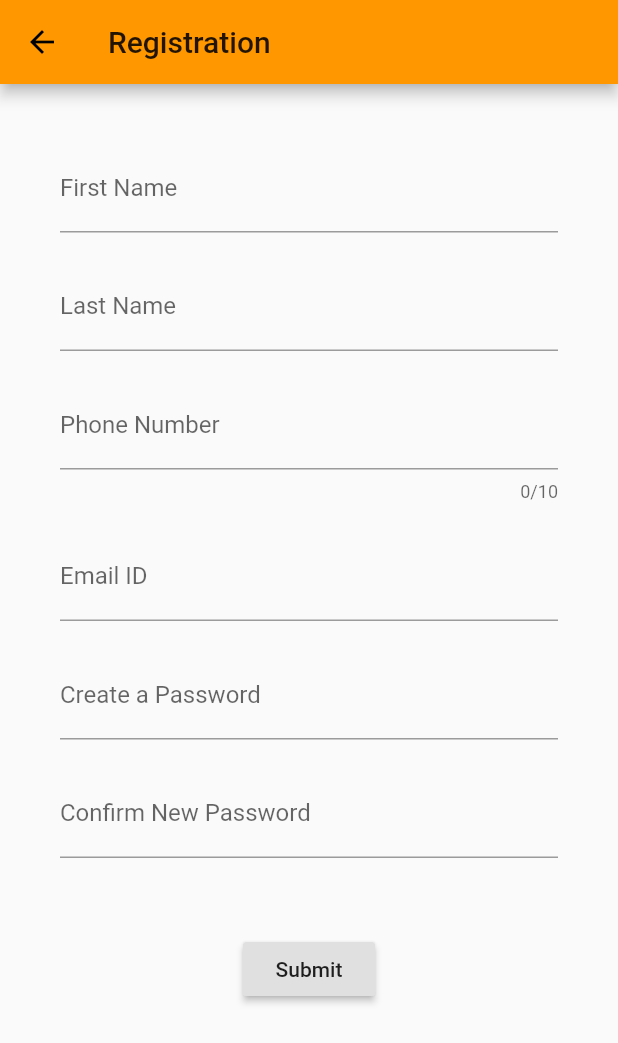
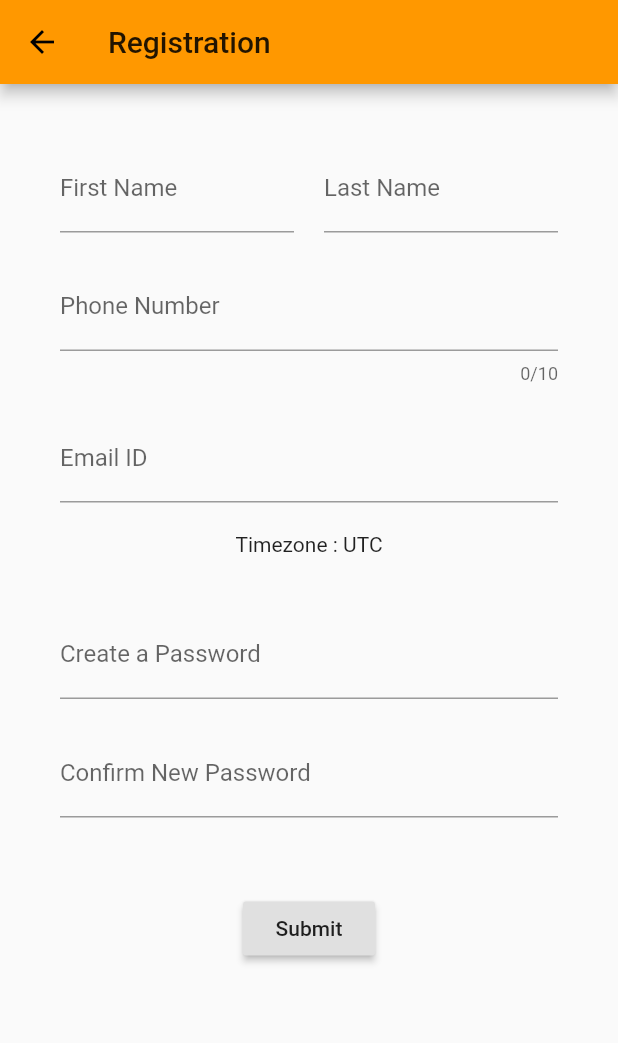
Before and after one commit to freakyAi/TAG-Services, a Flutter app: the screen it shows after launch, after a tap on "New member?", on a phone screen of 412 x 824 dp. Shown: the top 1043 px of the screen. Run offline on Flutter 3.47's test engine with Material 2 defaults, Android fonts, the phone set to English and light mode, and no system bars; our stand-ins replace file_picker, flutter_native_timezone, fluttertoast, shared_preferences, simple_animations.

Commit message:
UI fixes

```diff
--- a/flutter_app/lib/login.dart
+++ b/flutter_app/lib/login.dart
@@ -101,6 +101,7 @@ class _LoginPageState extends State<LoginPage> {
                   ),
                   child: Padding(
                     padding: EdgeInsets.all(25.0),
+                    child: SingleChildScrollView(
                       child: Column(
                         children: <Widget>[
                           SizedBox(height: 60,),
@@ -204,6 +205,7 @@ class _LoginPageState extends State<LoginPage> {
                        ],
                    ),
                     ),
+                 ),
             )
             )
           ],
--- a/flutter_app/lib/register.dart
+++ b/flutter_app/lib/register.dart
@@ -1,16 +1,17 @@
+import 'package:flutter/cupertino.dart';
 import 'package:flutter/material.dart';
 import 'package:flutter/services.dart';
 import 'package:fluttertoast/fluttertoast.dart';
-import 'package:file_picker/file_picker.dart';
 import 'main.dart';
+import 'package:http/http.dart' as http;
+import 'package:flutter_native_timezone/flutter_native_timezone.dart';
 
-// ignore: camel_case_types
+
 class RegisterPage extends StatefulWidget {
   @override
   _RegisterPageState createState() => _RegisterPageState();
 }
 
-// ignore: camel_case_types
 class _RegisterPageState extends State<RegisterPage> {
   final GlobalKey<FormState> _formKeyRegister = GlobalKey<FormState>();
   String firstName;
@@ -19,6 +20,30 @@ class _RegisterPageState extends State<RegisterPage> {
   String email;
   String password;
   String rePassword;
+  String _timezone = 'Unknown';
+
+  @override
+  void initState() {
+    super.initState();
+    initPlatformState();
+  }
+
+  Future<void> initPlatformState() async {
+    String timezone;
+    // Platform messages may fail, so we use a try/catch PlatformException.
+    try {
+      timezone = await FlutterNativeTimezone.getLocalTimezone();
+    } on PlatformException {
+      timezone = 'Failed to get the timezone.';
+    }
+
+    if (!mounted) return;
+
+    setState(() {
+      _timezone = timezone;
+    });
+  }
+
 
   Widget _buildFirstName(){
     return TextFormField(
@@ -132,6 +157,10 @@ class _RegisterPageState extends State<RegisterPage> {
     );
   }
 
+  Widget _buildTimeZone(){
+    return  Text('Timezone : $_timezone\n',);
+  }
+
   @override
   Widget build(BuildContext context) {
     return new Scaffold(
@@ -141,18 +170,24 @@ class _RegisterPageState extends State<RegisterPage> {
       body: new Container(
         child: Padding(
           padding: const EdgeInsets.all(40.0),
-          child: new Center(
-            child: Form(
-              key: _formKeyRegister,
+          child: Form(
+            key: _formKeyRegister,
+            child: SingleChildScrollView(
               child: new Column(
                 children: <Widget>[
-                  _buildFirstName(),
-                  SizedBox(height: 20.0),
-                  _buildLastName(),
+                  new Row(
+                    children: <Widget>[
+                      new Flexible(child: _buildFirstName()),
+                      SizedBox(width: 20),
+                      new Flexible(child: _buildLastName()),
+                    ],
+                  ),
                   SizedBox(height: 20.0),
                   _buildPhoneNumber(),
                   SizedBox(height: 20.0),
                   _buildEmail(),
+                  SizedBox(height: 20.0),
+                  _buildTimeZone(),
                   SizedBox(height: 20.0),
                   _buildPassword(),
                   SizedBox(height: 20.0),
--- a/flutter_app/pubspec.yaml
+++ b/flutter_app/pubspec.yaml
@@ -26,6 +26,9 @@ dependencies:
   simple_animations: ^1.3.3
   file_picker: ^1.11.0
   shared_preferences:
+  http: ^0.12.1
+  flutter_native_timezone: ^1.0.4
+
 
   # The following adds the Cupertino Icons font to your application.
   # Use with the CupertinoIcons class for iOS style icons.
```
Also changed, not shown: flutter_app/pubspec.lock, 4 other files. Lines whose indentation alone changed are shown as unchanged.
